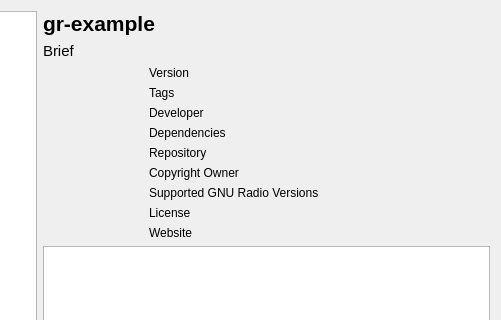
Above: grc/gui_qt/resources/oot_browser.ui from prowess-vu/gnuradio before the change; both pictures show x 99 to 600 and y 0 to 320 of the 600 by 456 pixel window. Below: the same form after it.
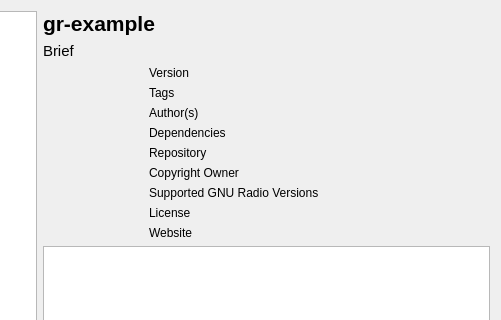
That is the form after the change. Icons and pictures are not drawn.

Commit message: grcqt: Enable links in OOT browser fields

Diff of the .ui file:
```diff
--- a/grc/gui_qt/resources/oot_browser.ui
+++ b/grc/gui_qt/resources/oot_browser.ui
@@ -142,7 +142,10 @@
            <item>
             <widget class="QLabel" name="author_label">
              <property name="text">
-              <string>Developer</string>
+              <string>Author(s)</string>
+             </property>
+             <property name="textFormat">
+              <enum>Qt::MarkdownText</enum>
              </property>
              <property name="wordWrap">
               <bool>true</bool>
```
Left out of the diff: 11 changed lines with no effect on the pictures. The commit also changes 1 other file.
